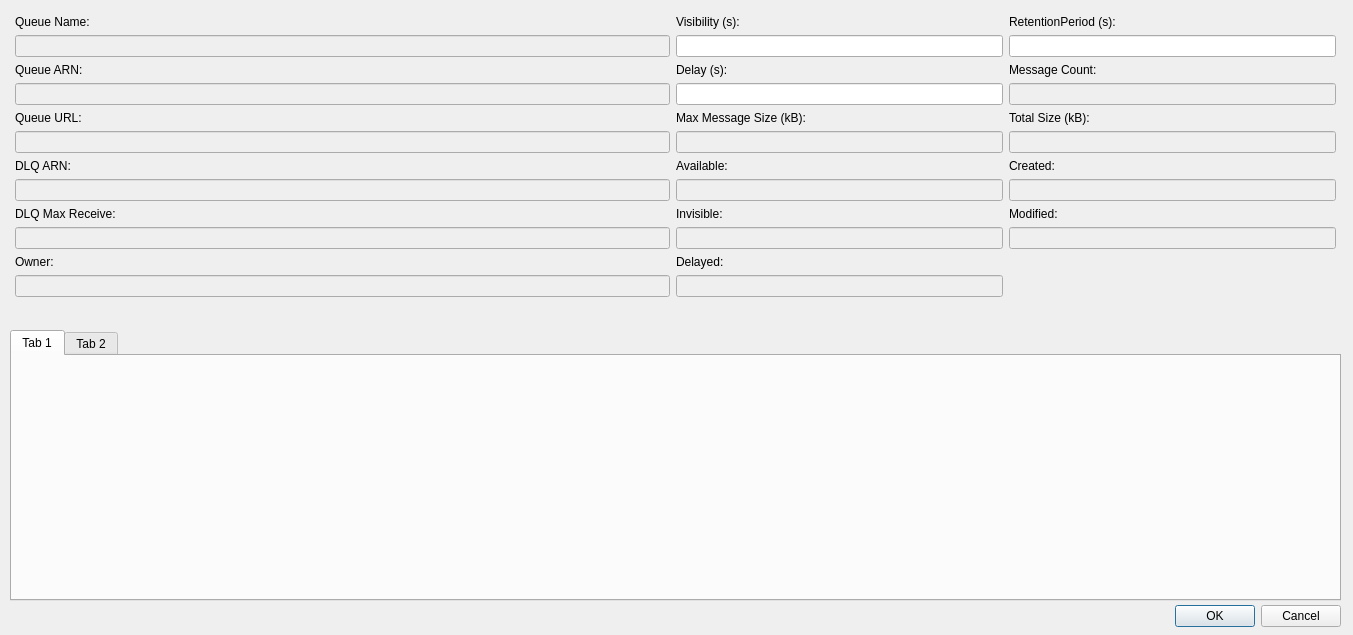
Old version of the form src/modules/sqs/SQSQueueDetailsDialog.ui in the repository jensvogt/awsmock-qt-ui.
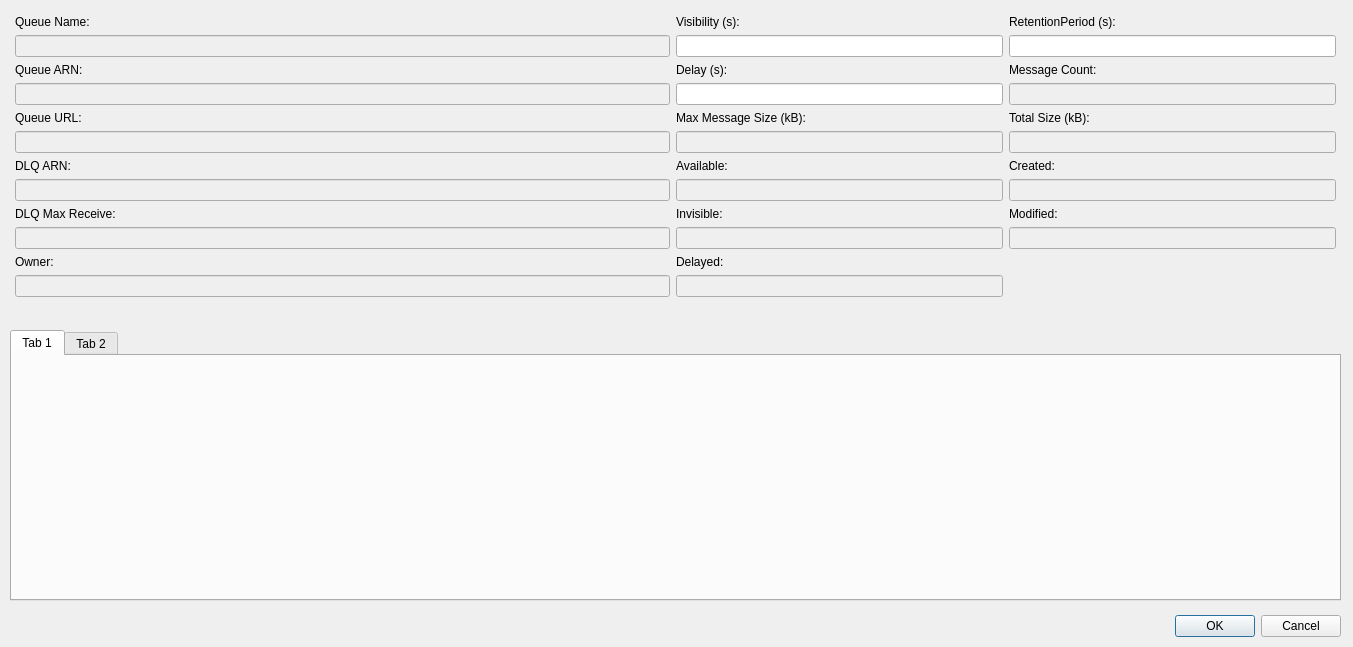
New version of the form.

Patch:
```diff
--- a/src/modules/sqs/SQSQueueDetailsDialog.ui
+++ b/src/modules/sqs/SQSQueueDetailsDialog.ui
@@ -7,7 +7,7 @@
     <x>0</x>
     <y>0</y>
     <width>1353</width>
-    <height>635</height>
+    <height>647</height>
    </rect>
   </property>
   <property name="windowTitle">
@@ -17,14 +17,11 @@
    <property name="geometry">
     <rect>
      <x>950</x>
-     <y>600</y>
+     <y>610</y>
      <width>391</width>
      <height>32</height>
     </rect>
    </property>
-   <property name="orientation">
-    <enum>Qt::Orientation::Horizontal</enum>
-   </property>
    <property name="standardButtons">
     <set>QDialogButtonBox::StandardButton::Cancel|QDialogButtonBox::StandardButton::Ok</set>
    </property>
@@ -35,7 +32,7 @@
      <x>10</x>
      <y>10</y>
      <width>1331</width>
-     <height>310</height>
+     <height>386</height>
     </rect>
    </property>
    <layout class="QGridLayout" name="gridLayout" columnstretch="2,1,1">
@@ -125,9 +122,6 @@
     </item>
     <item row="12" column="1">
      <spacer name="verticalSpacer">
-      <property name="orientation">
-       <enum>Qt::Orientation::Vertical</enum>
-      </property>
       <property name="sizeHint" stdset="0">
        <size>
         <width>20</width>
```
Left out of the diff: 2 changed lines with no effect on the pictures.
